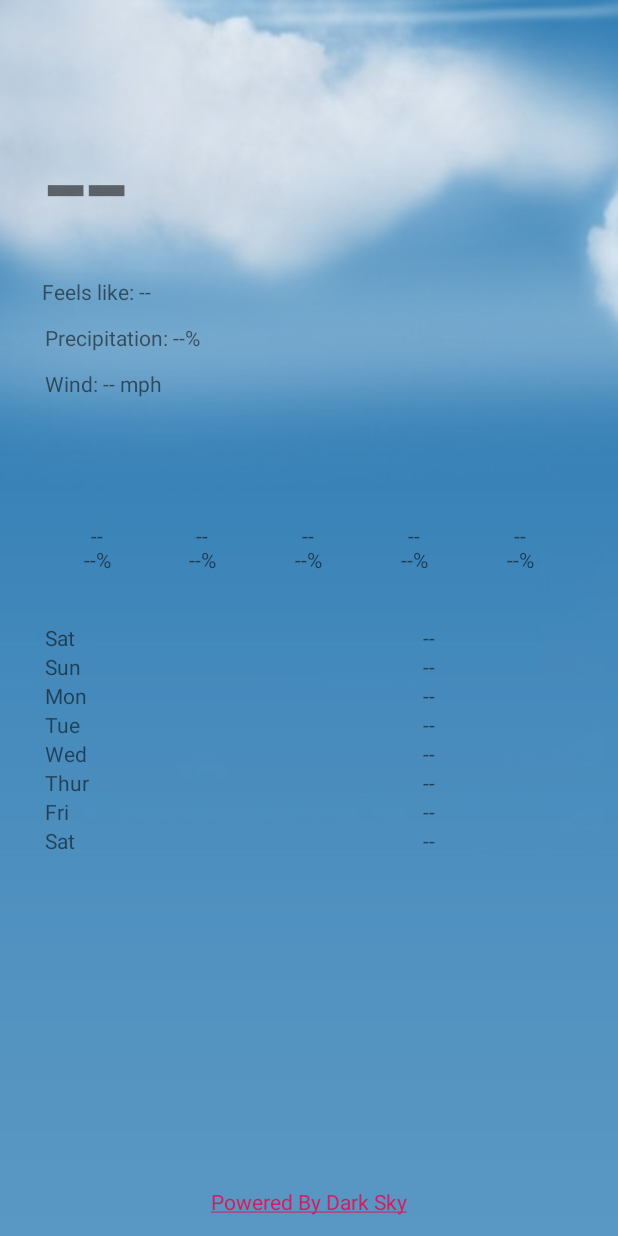
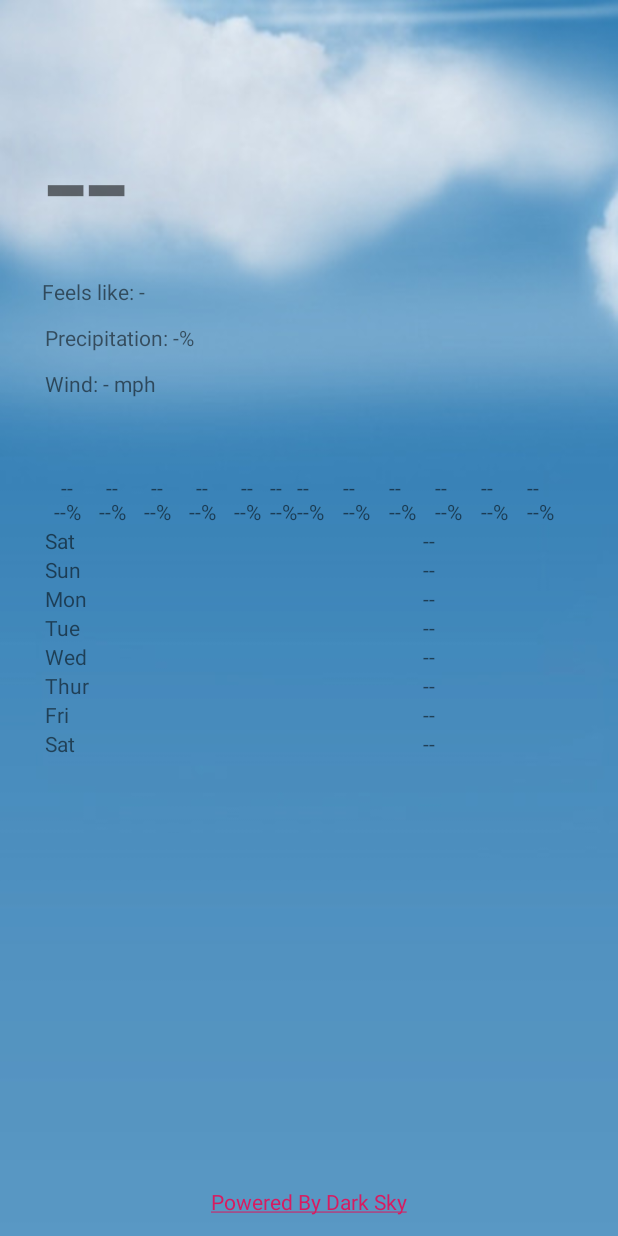
Before and after one commit to JoshBestor/WeatherApp, an Android app: the screen it shows after launch (MainActivity), on a phone screen of 412 x 824 dp. Run offline under Robolectric (Android 15) with nearby library versions, the phone set to English and light mode, and no system bars.

```diff
--- a/app/src/main/res/layout/activity_main.xml
+++ b/app/src/main/res/layout/activity_main.xml
@@ -76,9 +76,13 @@
         app:layout_constraintStart_toStartOf="parent"
         app:layout_constraintTop_toBottomOf="@+id/currentWind">
 
+        <ScrollView
+            android:layout_width="match_parent"
+            android:layout_height="match_parent">
+
             <LinearLayout
                 android:layout_width="match_parent"
-            android:layout_height="100dp"
+                android:layout_height="wrap_content"
                 android:gravity="center"
                 android:orientation="horizontal"
                 app:layout_constraintEnd_toEndOf="parent"
@@ -125,7 +129,56 @@
                     android:gravity="center"
                     android:text="@string/hourly_5" />
 
+                <TextView
+                    android:id="@+id/hourly_6"
+                    android:layout_width="wrap_content"
+                    android:layout_height="wrap_content"
+                    android:text="@string/hourly_6" />
+
+                <TextView
+                    android:id="@+id/hourly_7"
+                    android:layout_width="wrap_content"
+                    android:layout_height="wrap_content"
+                    android:layout_weight="1"
+                    android:text="@string/hourly_7" />
+
+                <TextView
+                    android:id="@+id/hourly_8"
+                    android:layout_width="wrap_content"
+                    android:layout_height="wrap_content"
+                    android:layout_weight="1"
+                    android:text="@string/hourly_8" />
+
+                <TextView
+                    android:id="@+id/hourly_9"
+                    android:layout_width="wrap_content"
+                    android:layout_height="wrap_content"
+                    android:layout_weight="1"
+                    android:text="@string/hourly_9" />
+
+                <TextView
+                    android:id="@+id/hourly_10"
+                    android:layout_width="wrap_content"
+                    android:layout_height="wrap_content"
+                    android:layout_weight="1"
+                    android:text="@string/hourly_10" />
+
+                <TextView
+                    android:id="@+id/hourly_11"
+                    android:layout_width="wrap_content"
+                    android:layout_height="wrap_content"
+                    android:layout_weight="1"
+                    android:text="@string/hourly_11" />
+
+                <TextView
+                    android:id="@+id/hourly_12"
+                    android:layout_width="wrap_content"
+                    android:layout_height="wrap_content"
+                    android:layout_weight="1"
+                    android:text="@string/hourly_12" />
+
             </LinearLayout>
+        </ScrollView>
 
         <LinearLayout
             android:layout_width="match_parent"
--- a/app/src/main/res/values/strings.xml
+++ b/app/src/main/res/values/strings.xml
@@ -2,14 +2,21 @@
     <string name="app_name">Bestor Weather</string>
     <string name="PoweredBy">&lt;a href="https://darksky.net/poweredby/">Powered By Dark Sky&lt;/a></string>
     <string name="currentTemp">--</string>
-    <string name="currentFeelsLike">Feels like: --</string>
-    <string name="currentPrecip">Precipitation: --%</string>
-    <string name="currentWind">Wind: -- mph</string>
+    <string name="currentFeelsLike">Feels like: -</string>
+    <string name="currentPrecip">Precipitation: -%</string>
+    <string name="currentWind">Wind: - mph</string>
     <string name="hourly_1">--\n--%</string>
     <string name="hourly_2">--\n--%</string>
     <string name="hourly_3">--\n--%</string>
     <string name="hourly_4">--\n--%</string>
     <string name="hourly_5">--\n--%</string>
+    <string name="hourly_6">--\n--%</string>
+    <string name="hourly_7">--\n--%</string>
+    <string name="hourly_8">--\n--%</string>
+    <string name="hourly_9">--\n--%</string>
+    <string name="hourly_10">--\n--%</string>
+    <string name="hourly_11">--\n--%</string>
+    <string name="hourly_12">--\n--%</string>
     <string name="day_0_temp">--</string>
     <string name="day_1_temp">--</string>
     <string name="day_2_temp">--</string>
```
Also changed, not shown: app/src/main/java/com/example/assignment5_jab9944/MainActivity.java (+35 -0 lines). Lines whose indentation alone changed are shown as unchanged.
